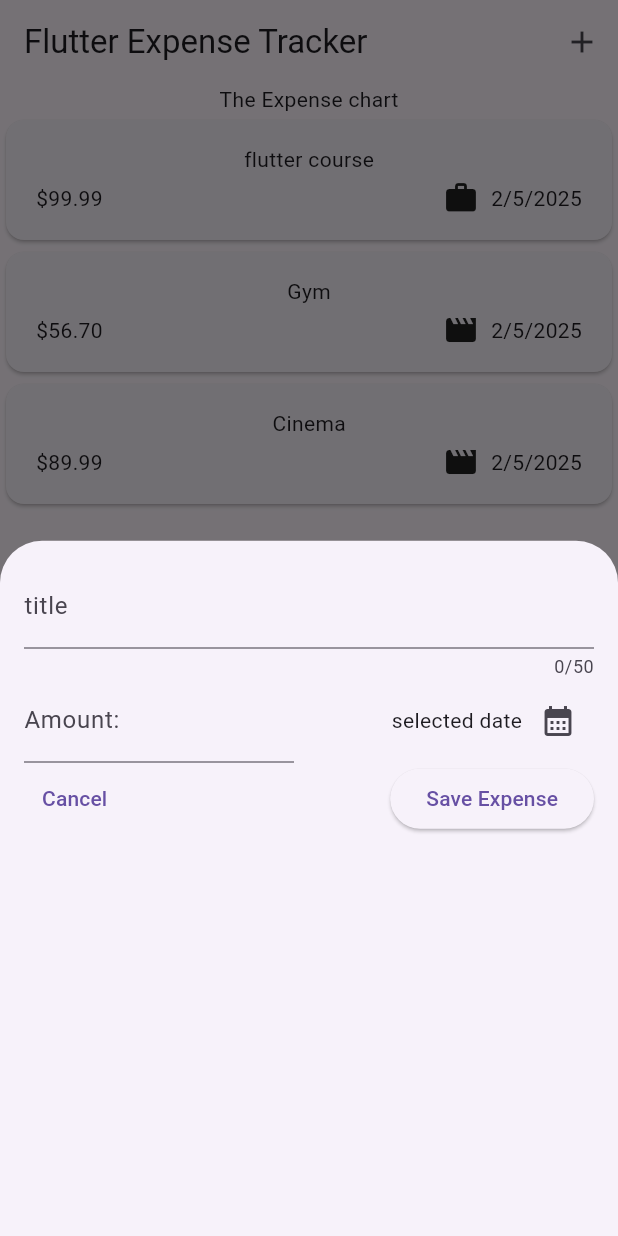
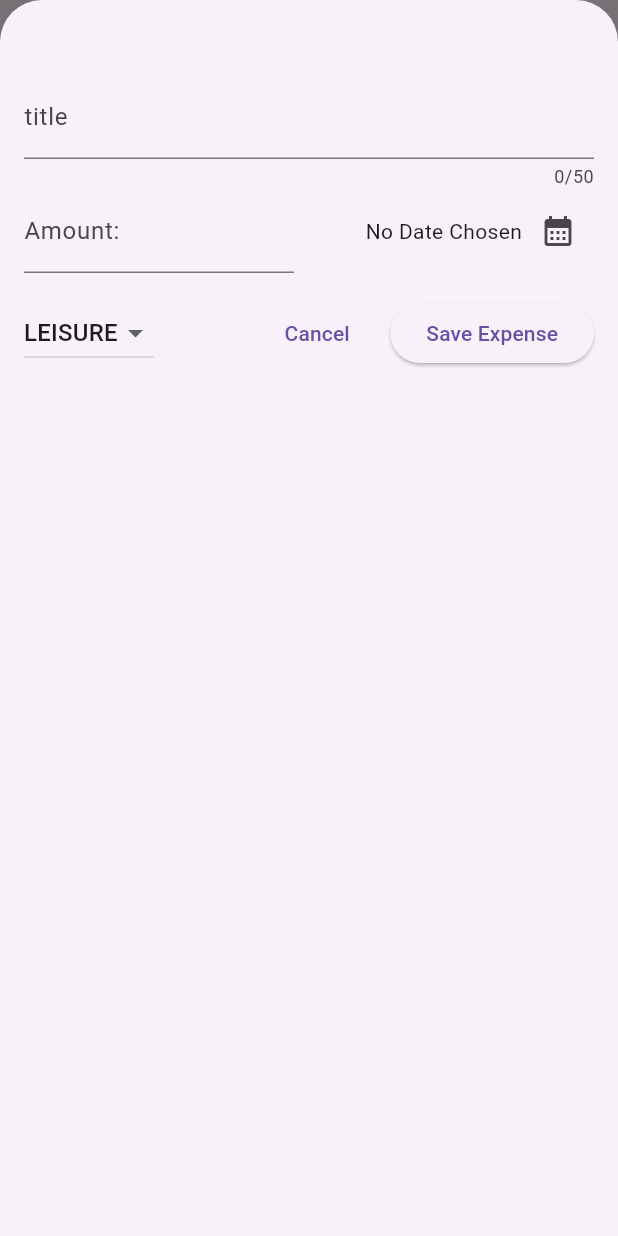
Before and after one commit to Thyon3/Mobile-App-Projects, a Flutter app: the screen it shows after launch, after a tap on the "add" icon, on a phone screen of 412 x 824 dp. Run offline on Flutter 3.47's test engine with Material 3 defaults, Android fonts, the light colour scheme and no system bars; our stand-ins replace google_fonts.

Commit message:
allowed the user to enter an expense and display the expense details with swipe left an expense functionality to delete an expense

```diff
--- a/expense_tracker_mobile_app/lib/Models/expense.dart
+++ b/expense_tracker_mobile_app/lib/Models/expense.dart
@@ -8,14 +8,14 @@ final uuid = Uuid();
 // create an object called formatter using the class Dateformat
 final formatter = DateFormat.yMd();
 
-enum Category { food, travel, leisure, work }
-// lets have a specifc icon for each category for that we will use Map
+enum CategoryOne { food, travel, leisure, work }
+// lets have a specifc icon for each CategoryOne for that we will use Map
 
 const cateoryIcons = {
-  Category.food: Icons.lunch_dining,
-  Category.travel: Icons.flight_takeoff,
-  Category.leisure: Icons.movie,
-  Category.work: Icons.work,
+  CategoryOne.food: Icons.lunch_dining,
+  CategoryOne.travel: Icons.flight_takeoff,
+  CategoryOne.leisure: Icons.movie,
+  CategoryOne.work: Icons.work,
 };
 
 class Expense {
@@ -24,7 +24,7 @@ class Expense {
     required this.title,
     required this.amount,
     required this.date,
-    required this.category,
+    required this.CategoryTwo,
   }) : /* we can intialize every variable we want which
   is found in class using this  giving id a unique id every time an expense is created*/
         id = uuid
@@ -36,7 +36,7 @@ class Expense {
       id; // a unique id for each expense we have which is needed to delete or update an expense
   final DateTime date;
   //a built in type Date tiem used ot add a date variable for hte expanses
-  final Category category;
+  final CategoryOne CategoryTwo;
 
   // define a getter method to return the formatteddate
 
--- a/expense_tracker_mobile_app/lib/Widgets/expenses_list/expense_item.dart
+++ b/expense_tracker_mobile_app/lib/Widgets/expenses_list/expense_item.dart
@@ -25,7 +25,7 @@ class ExpenseItem extends StatelessWidget {
                 const Spacer() /* takes all the remaining space which is available between the widgets it is in */,
                 Row(
                   children: [
-                    Icon(cateoryIcons[expense.category]),
+                    Icon(cateoryIcons[expense.CategoryTwo]),
                     SizedBox(
                       width: 8,
                     ),
--- a/expense_tracker_mobile_app/lib/Widgets/expenses_list/expenses_list.dart
+++ b/expense_tracker_mobile_app/lib/Widgets/expenses_list/expenses_list.dart
@@ -3,9 +3,11 @@ import 'package:expense_tracker_mobile_app/Widgets/expenses_list/expense_item.da
 import 'package:flutter/material.dart';
 
 class ExpensesList extends StatelessWidget {
-  ExpensesList({super.key, required this.registeredExpenses});
+  ExpensesList(
+      {super.key, required this.registeredExpenses, required this.onSwiped});
 
   final List<Expense> registeredExpenses;
+  final void Function(Expense expense) onSwiped;
   @override
   Widget build(context) {
     // we want to print the expenses list in column form but since the we don't know the amount of list or the length of the list  that we are going to have we should use the listView widget
@@ -16,9 +18,14 @@ class ExpensesList extends StatelessWidget {
       itemBuilder: (ctx, index /*index of the list elements */) {
         // returns a widget
         // this function is called the number of times equal to itemCount if itemCount is 2 hten the function will be called twice
-        return Column(
-          children: [ExpenseItem(registeredExpenses[index])],
-        );
+        return Dismissible(
+            key: ValueKey(registeredExpenses[index]),
+            onDismissed: (direction) {
+              onSwiped(registeredExpenses[index]);
+            },
+            child: Column(
+              children: [ExpenseItem(registeredExpenses[index])],
+            ));
       },
     );
   }
--- a/expense_tracker_mobile_app/lib/Widgets/expenses_list/new_expense.dart
+++ b/expense_tracker_mobile_app/lib/Widgets/expenses_list/new_expense.dart
@@ -1,10 +1,10 @@
-import 'dart:ui';
-
 import 'package:flutter/material.dart';
-import 'package:flutter/services.dart';
-import 'package:intl/number_symbols_data.dart';
+import 'package:intl/intl.dart';
+import 'package:expense_tracker_mobile_app/Models/expense.dart';
 
 class NewExpense extends StatefulWidget {
+  NewExpense({super.key, required this.onAddExpense});
+  final void Function(Expense expense) onAddExpense;
   @override
   State<NewExpense> createState() {
     return _NewExpenseState();
@@ -22,7 +22,12 @@ class _NewExpenseState extends State<NewExpense> {
   // we can use the manually saving the text input method or we can let flutter do the work by the likt the following
   final _titleController = TextEditingController();
   final _amountController = TextEditingController();
-  // we have to ovrride the dispose method here
+  DateTime? _selectedDate;
+  CategoryOne _selectedCategory =
+      CategoryOne.leisure; //intillay set the _selectedCategory to leisure
+  var formatter =
+      DateFormat.yMd(); // we have to ovrride the dispose method here
+
   void dispose() {
     _titleController.dispose();
     _amountController.dispose();
@@ -30,18 +35,61 @@ class _NewExpenseState extends State<NewExpense> {
   }
 
   // a function ot show the calender or the date picker for selecting the date
-  void presentDatePicker() {
+  void presentDatePicker() async {
     final now = DateTime.now();
     final fistDate = DateTime(now.year - 1, now.month, now.day);
     // we can usea built in funciton to show a date picker for selecting a date
-    showDatePicker(
+    final pickedDate = await showDatePicker(
         context: context, initialDate: now, firstDate: fistDate, lastDate: now);
+    setState(() {
+      _selectedDate = pickedDate;
+    });
+  }
+
+  //deifining the submit function for user input validation
+  void _submitExpenseData() {
+    //check whether the user inputs a not null value or not
+    final enteredAmount = double.tryParse(_amountController
+        .text); //tryParse(hellp)=> null  tryParse(11.2) => 11.2
+
+    final isEnteredAmountValid = enteredAmount == null ||
+        enteredAmount <= 0; // amount should be a positive integer
+
+    if (_titleController.text.trim().isEmpty ||
+        isEnteredAmountValid ||
+        _selectedDate == null) {
+      // use the built in showDialogue widget
+      showDialog(
+          context: context,
+          builder: (ctx) => AlertDialog(
+                title: Text('Invalid Input'),
+                content: Text(
+                    'Please make sure a valid title, amount, date and category was entered. Ena demo mnshe new kes bel enji Nigga'),
+                actions: [
+                  TextButton(
+                      onPressed: () {
+                        Navigator.pop(context);
+                      },
+                      child: const Text('Eshi Man'))
+                ],
+              ));
+      return;
+    }
+    // we have to use the widget property to accesst the methods or variables that are defined in the NewExpense class since we are in _StateNewExpense class
+    // call the addExpense function on submission
+
+    widget.onAddExpense(Expense(
+        title: _titleController.text,
+        amount: enteredAmount,
+        date: _selectedDate!,
+        CategoryTwo: _selectedCategory));
+    Navigator.pop(context);
   }
 
   @override
   Widget build(BuildContext context) {
     return Padding(
-      padding: EdgeInsets.all(16),
+      padding: EdgeInsets.fromLTRB(16, 50, 16, 16),
       child: Column(
         children: [
           // textfield to enter the title of the expense
@@ -73,7 +121,9 @@ class _NewExpenseState extends State<NewExpense> {
                 mainAxisAlignment: MainAxisAlignment.end,
                 crossAxisAlignment: CrossAxisAlignment.center,
                 children: [
-                  Text('selected date'),
+                  Text(_selectedDate != null
+                      ? formatter.format(_selectedDate!)
+                      : 'No Date Chosen'),
                   IconButton(
                       onPressed: presentDatePicker,
                       icon: Icon(Icons.calendar_month))
@@ -81,19 +131,44 @@ class _NewExpenseState extends State<NewExpense> {
               ))
             ],
           ),
+          SizedBox(
+            height: 16,
+          ),
 
           // canceling and submmitting buttons
 
           Row(
             children: [
+              // drop down button for the CategoryOne selection
+              DropdownButton(
+                  // since we are saving the recent selectedCategory we can show it
+                  value: _selectedCategory,
+                  items: CategoryOne.values
+                      .map((CategoryOne) => DropdownMenuItem(
+                          value: CategoryOne,
+                          child: Text(CategoryOne.name.toUpperCase())))
+                      .toList(),
+                  onChanged: (value) {
+                    // now value should never  be null if we want to assign it to _selectedCategory
+                    if (value == null) {
+                      return;
+                    }
+                    setState(() {
+                      _selectedCategory = value;
+                    });
+                  }),
+              Spacer(),
               TextButton(
                   onPressed: () {
                     Navigator.pop(context);
                   },
                   child: Text('Cancel')),
-              Spacer(),
+              SizedBox(
+                width: 15,
+              ),
               ElevatedButton(
-                  onPressed: () {}, child: const Text('Save Expense'))
+                  onPressed: _submitExpenseData,
+                  child: const Text('Save Expense'))
             ],
           )
         ],
--- a/expense_tracker_mobile_app/lib/expenses.dart
+++ b/expense_tracker_mobile_app/lib/expenses.dart
@@ -18,17 +18,17 @@ class _ExpensesState extends State<Expenses> {
         title: "flutter course",
         amount: 99.99,
         date: DateTime.now(),
-        category: Category.work),
+        CategoryTwo: CategoryOne.work),
     Expense(
         title: "Gym",
         amount: 56.7,
         date: DateTime.now(),
-        category: Category.leisure),
+        CategoryTwo: CategoryOne.leisure),
     Expense(
         title: "Cinema",
         amount: 89.99,
         date: DateTime.now(),
-        category: Category.leisure),
+        CategoryTwo: CategoryOne.leisure),
   ];
 
   // lets implement the method for the add button on the app bar
@@ -36,15 +36,59 @@ class _ExpensesState extends State<Expenses> {
   void _openAddExpenseOverlay() {
 //  we can use some built in functions to show some UI elements when this function is called
     showModalBottomSheet(
+        isScrollControlled:
+            true, //will make the showModalBottomSheet contain the full screen
         context: context,
         builder: (ctx) {
           // builder is a function that we have to pass and the function we are passing is used to return a widget that will be displayed when the add button is clicked
-          return NewExpense();
+          return NewExpense(onAddExpense: _addExpense);
         });
+  }
+
+//a function to add expenses
+
+  void _addExpense(Expense expense) {
+    // add a new expense to the _registeredExpenses list in the setState cause we want to show the added expense as soon as it is added
+    setState(() {
+      _registeredExpenses.add(expense);
+    });
+  }
+
+// remove expense function whcih is used ti remove an expense when we swipe them to the left
+  void _removeExpenses(Expense expense) {
+    // befor removing the expense we have to get the index of it incase the user want to undo the delete
+    final expenseIndex = _registeredExpenses.indexOf(expense);
+    setState(() {
+      _registeredExpenses.remove(
+          expense); //remove the expense not only visually from the screen but also from the internal list also
+    });
+    // how to show the undo message
+    ScaffoldMessenger.of(context).clearSnackBars();
+    ScaffoldMessenger.of(context).showSnackBar(SnackBar(
+      duration: Duration(seconds: 3),
+      content: Text('Expense Deleted'),
+      action: SnackBarAction(
+          label: "መቀልበስ",
+          onPressed: () {
+            // if undo return the expense item back to where it was to its correct index using the insert method
+            _registeredExpenses.insert(expenseIndex, expense);
+          }),
+    ));
   }
 
   @override
   Widget build(BuildContext context) {
+    // if there are no any expenses available we want to show the user a text to add ne expenses and try again
+
+    Widget mainContent = Center(
+      child: Text('No Expenses Found Start Adding  some'),
+    );
+
+    // check whether there are Expenses or not
+    if (_registeredExpenses.isNotEmpty) {
+      mainContent = ExpensesList(
+          registeredExpenses: _registeredExpenses, onSwiped: _removeExpenses);
+    }
     return Scaffold(
         appBar: AppBar(
           actions: [
@@ -56,7 +100,7 @@ class _ExpensesState extends State<Expenses> {
           children: [
             Text('The Expense chart'),
             Expanded(
-              child: ExpensesList(registeredExpenses: _registeredExpenses),
+              child: mainContent,
             )
           ],
         ));
```
